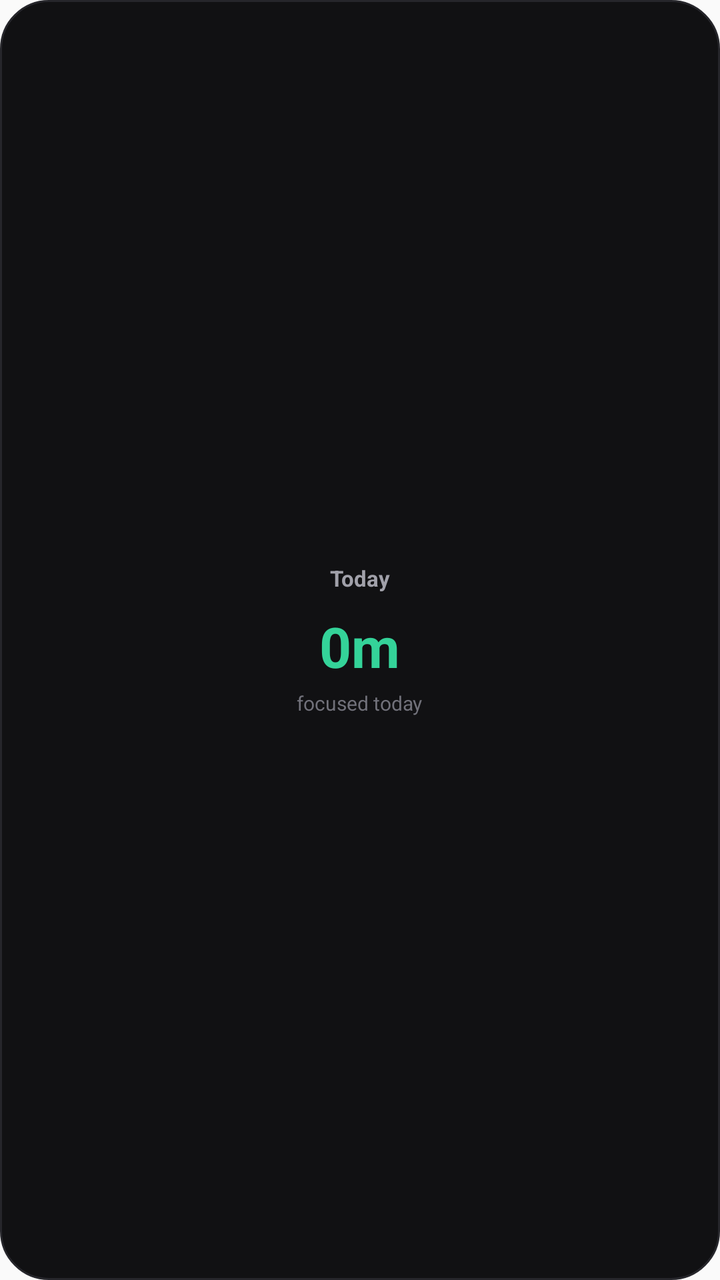
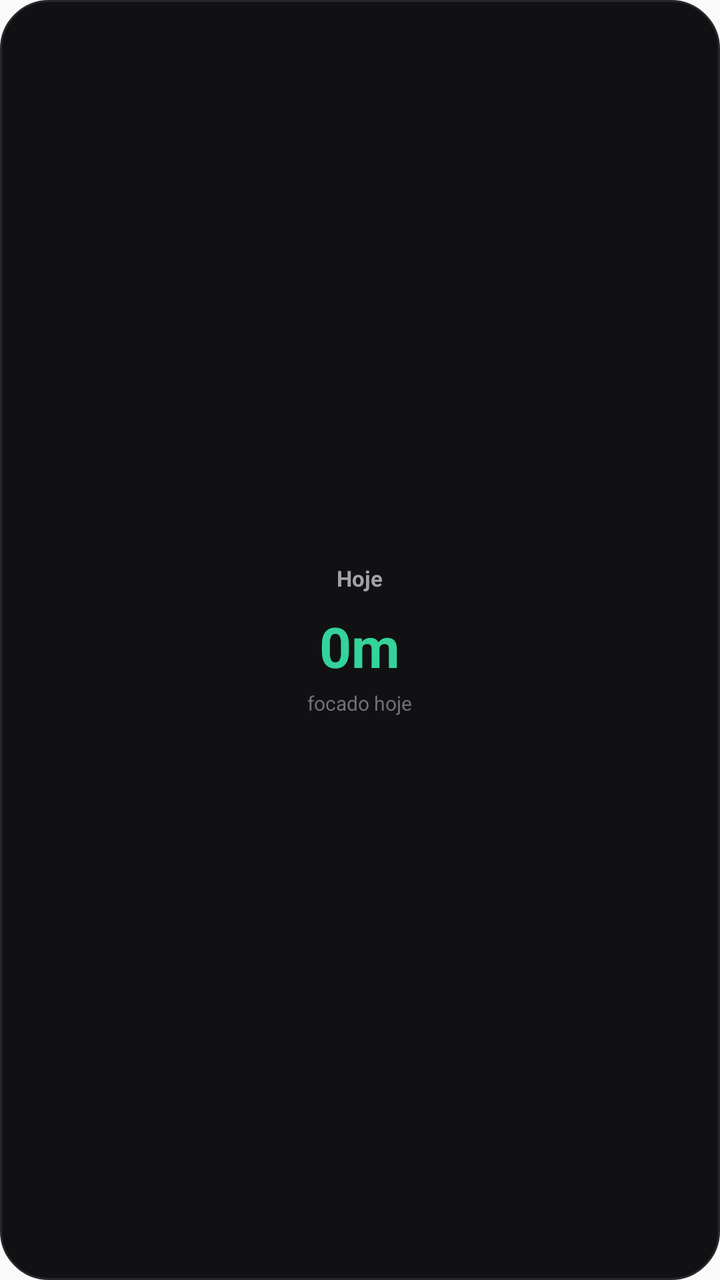

Before-and-after screenshots of an Android layout around one commit, followed by the original layout XML and the change that was made.
<!-- AndroidManifest.xml: application theme AppTheme -->
<!-- res/layout/widget_small_today_focus.xml -->
<?xml version="1.0" encoding="utf-8"?>
<LinearLayout
    xmlns:android="http://schemas.android.com/apk/res/android"
    android:id="@+id/today_focus_root"
    android:layout_width="match_parent"
    android:layout_height="match_parent"
    android:orientation="vertical"
    android:gravity="center"
    android:padding="12dp"
    android:background="@drawable/widget_focus_background">

    <TextView
        android:layout_width="wrap_content"
        android:layout_height="wrap_content"
        android:text="Today"
        android:textColor="#A1A1AA"
        android:textSize="11sp"
        android:textStyle="bold" />

    <TextView
        android:id="@+id/today_focus_value"
        android:layout_width="wrap_content"
        android:layout_height="wrap_content"
        android:layout_marginTop="8dp"
        android:text="0m"
        android:textColor="#34D399"
        android:textSize="28sp"
        android:textStyle="bold"
        android:gravity="center" />

    <TextView
        android:id="@+id/today_focus_subtitle"
        android:layout_width="wrap_content"
        android:layout_height="wrap_content"
        android:layout_marginTop="3dp"
        android:text="focused today"
        android:textColor="#71717A"
        android:textSize="10sp"
        android:gravity="center" />

</LinearLayout>
<!-- resources referenced by this layout -->
<resources>
  <!-- drawable widget_focus_background (drawable) -->
  <?xml version="1.0" encoding="utf-8"?>
  <shape
      xmlns:android="http://schemas.android.com/apk/res/android"
      android:shape="rectangle">
  
      <solid android:color="#111113" />
  
      <corners
          android:radius="24dp" />
  
      <stroke
          android:width="1dp"
          android:color="#26262B" />
  
  </shape>
  <style name="AppTheme" parent="Theme.AppCompat.Light.DarkActionBar">
          
          <item name="colorPrimary">@color/colorPrimary</item>
          <item name="colorPrimaryDark">@color/colorPrimaryDark</item>
          <item name="colorAccent">@color/colorAccent</item>
      </style>
</resources>

<!-- the commit's change to res/layout/widget_small_today_focus.xml (unified diff, before → after) -->
@@ -12,7 +12,7 @@
     <TextView
         android:layout_width="wrap_content"
         android:layout_height="wrap_content"
-        android:text="Today"
+        android:text="Hoje"
         android:textColor="#A1A1AA"
         android:textSize="11sp"
         android:textStyle="bold" />
@@ -33,7 +33,7 @@
         android:layout_width="wrap_content"
         android:layout_height="wrap_content"
         android:layout_marginTop="3dp"
-        android:text="focused today"
+        android:text="focado hoje"
         android:textColor="#71717A"
         android:textSize="10sp"
         android:gravity="center" />
